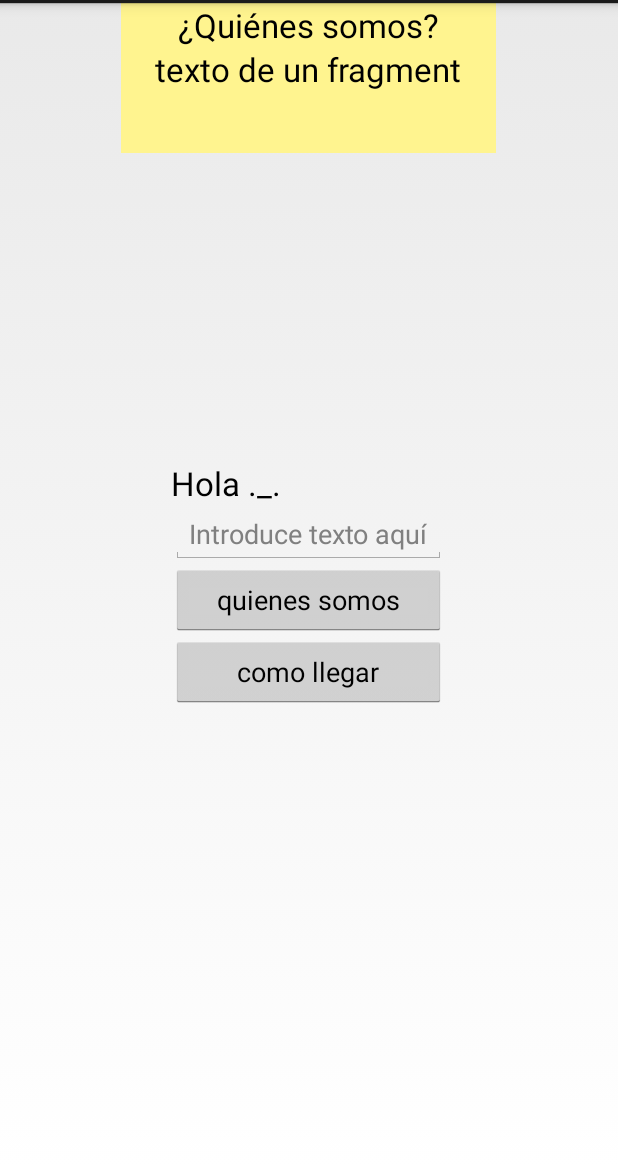
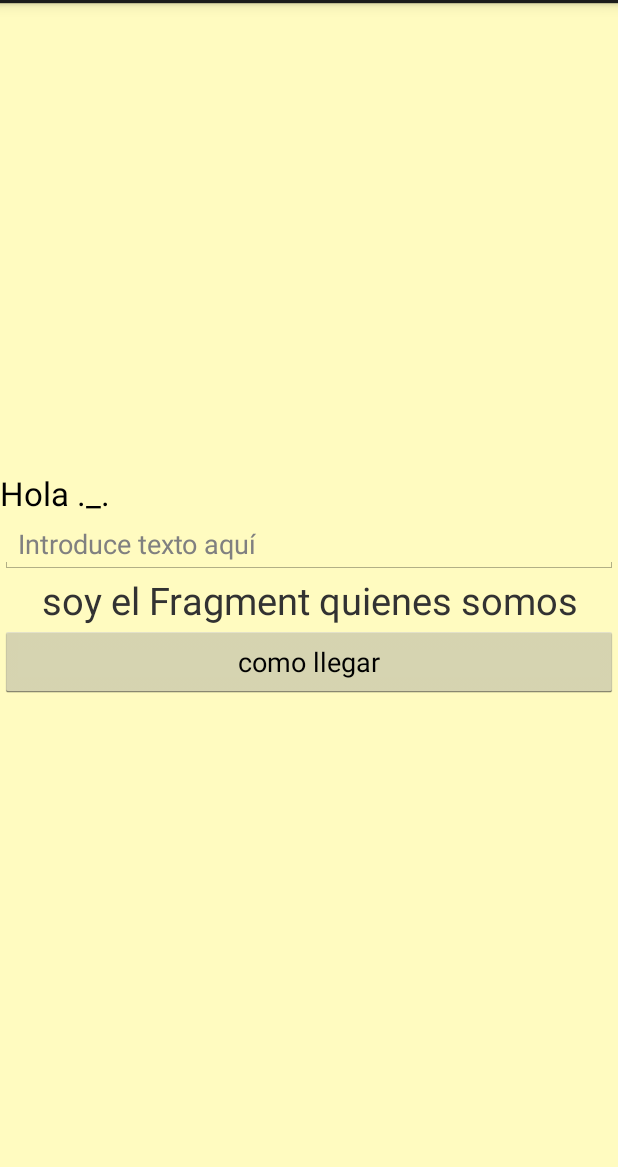
Before and after one commit to pdark007/Incufidez, an Android app: the screen it shows after launch (MyActivity), after a tap on "INCUFIDEZ", on a phone screen of 412 x 824 dp, the part 69-1236 px from its top. Run offline under Robolectric (Android 15) with nearby library versions, the phone set to English and light mode, and no system bars; 3 statements that could not run were skipped; 2 other taps on this screen came first.

Commit message:
El Fragment quienes somos es Home, esta comprendido cómo se manda llamar a los fragments desde navigation_drawer

```diff
--- a/app/src/main/java/com/pdark007/incufidez/MyActivity.java
+++ b/app/src/main/java/com/pdark007/incufidez/MyActivity.java
@@ -5,18 +5,14 @@ import android.app.Activity;
 import android.app.Fragment;
 import android.app.FragmentManager;
 import android.app.FragmentTransaction;
-import android.content.Intent;
 import android.os.Bundle;
 import android.support.v4.widget.DrawerLayout;
+import android.util.Log;
 import android.view.LayoutInflater;
 import android.view.Menu;
 import android.view.MenuItem;
 import android.view.View;
 import android.view.ViewGroup;
-import android.widget.Button;
-import android.widget.EditText;
-import android.widget.TextView;
-import android.widget.Toast;
 
 //Doble implementacion de Interfaces
 public class MyActivity extends Activity
@@ -33,22 +29,11 @@ public class MyActivity extends Activity
      * Used to store the last screen title. For use in {@link #restoreActionBar()}.
      */
     private CharSequence mTitle;
-    private TextView tvsaludo;
-    private EditText etponertexto;
-    private Button btnquienessomos;
-    private Button btncomollegar;
-    private Object objeto;
 
     @Override
     protected void onCreate(Bundle savedInstanceState) {
         super.onCreate(savedInstanceState);
         setContentView(R.layout.activity_my);
-
-        tvsaludo = (TextView) findViewById(R.id.tvSaludo);
-        etponertexto = (EditText) findViewById(R.id.etPonerTexto);
-        btnquienessomos = (Button) findViewById(R.id.btnquienessomos);
-        btncomollegar= (Button) findViewById(R.id.btncomollegar);
-
 
         mNavigationDrawerFragment = (NavigationDrawerFragment)
                 getFragmentManager().findFragmentById(R.id.navigation_drawer);
@@ -58,21 +43,6 @@ public class MyActivity extends Activity
         mNavigationDrawerFragment.setUp(
                 R.id.navigation_drawer,
                 (DrawerLayout) findViewById(R.id.drawer_layout));
-    }
-
-
-
-    public void metodobtnquienessomos (View botonpresionado){
-        onFragmentInteraction(null);
-        Toast mensajeTemporal =Toast.makeText(this,etponertexto.getText().toString().trim(),Toast.LENGTH_SHORT);
-        mensajeTemporal.show();
-    }
-
-    public void metodobtncomollegar (View botonpresionado){
-        Intent intent= new Intent(this,ComoLlegar.class);
-        this.startActivity(intent);
-        Toast mensajeTemporal =Toast.makeText(this,etponertexto.getText().toString().trim(),Toast.LENGTH_SHORT);
-        mensajeTemporal.show();
     }
 
     @Override
@@ -85,8 +55,10 @@ public class MyActivity extends Activity
     }
 
     public void onSectionAttached(int number) {
+        Fragment fragment = null;
         switch (number) {
             case 1:
+                fragment = new QuienesSomos();
                 mTitle = getString(R.string.title_section1);
                 break;
             case 2:
@@ -122,6 +94,14 @@ public class MyActivity extends Activity
             case 12:
                 mTitle = getString(R.string.title_section12);
                 break;
+        }
+        if (fragment != null) {
+            FragmentManager fragmentManager = getFragmentManager();
+            fragmentManager.beginTransaction()
+                    .replace(R.id.container, fragment).commit();
+        } else {
+            // error in creating fragment
+            Log.e("MyActivity", "Error in creating fragment");
         }
     }
 
--- a/app/src/main/java/com/pdark007/incufidez/QuienesSomos.java
+++ b/app/src/main/java/com/pdark007/incufidez/QuienesSomos.java
@@ -2,18 +2,23 @@ package com.pdark007.incufidez;
 
 import android.app.Activity;
 import android.app.Fragment;
+import android.content.Intent;
 import android.os.Bundle;
 import android.view.LayoutInflater;
 import android.view.View;
 import android.view.ViewGroup;
-import android.widget.LinearLayout;
+import android.widget.Button;
+import android.widget.EditText;
+import android.widget.Toast;
 
 public class QuienesSomos extends Fragment {
     // TODO: Rename parameter arguments, choose names that match
     // the fragment initialization parameters, e.g. ARG_ITEM_NUMBER
     public static final String TAG = "QuienesSomos";
-       private OnFragmentInteractionListener mListener;
-    private LinearLayout mlinearLayout;
+    private OnFragmentInteractionListener mListener;
+
+    private EditText etponertexto;
+    private Button btncomollegar;
 
     // TODO: Rename and change types and number of parameters
     public static QuienesSomos newInstance(Bundle args) {
@@ -35,8 +40,8 @@ public class QuienesSomos extends Fragment {
     @Override
     public View onCreateView(LayoutInflater inflater, ViewGroup container,
                              Bundle savedInstanceState) {
-        mlinearLayout= (LinearLayout) inflater.inflate(R.layout.fragment_quienes_somos, container, false);
-        return  mlinearLayout;
+        View rootView=inflater.inflate(R.layout.fragment_quienes_somos, container, false);
+        return  rootView;
 
         // Inflate the layout for this fragment
         //return inflater.inflate(R.layout.fragment_quienes_somos, container, false);
@@ -71,4 +76,22 @@ public class QuienesSomos extends Fragment {
         public void onFragmentInteraction(Object objeto);
     }
 
+    public void initControls(){
+        etponertexto = (EditText) getView().findViewById(R.id.etTexto);
+        btncomollegar= (Button) getView().findViewById(R.id.btncomollegar);
+
+        btncomollegar.setOnClickListener(new View.OnClickListener() {
+            @Override
+            public void onClick(View v) {
+                Intent intent= new Intent(getActivity(),ComoLlegar.class);
+                startActivity(intent);
+                Toast.makeText(getActivity(), etponertexto.getText().toString().trim(), Toast.LENGTH_SHORT).show();
+            }
+        });
+    }
+    @Override
+    public void onStart(){
+        super.onStart();
+        initControls();
+    }
 }
--- a/app/src/main/res/layout/activity_como_llegar.xml
+++ b/app/src/main/res/layout/activity_como_llegar.xml
@@ -5,7 +5,7 @@
     android:paddingTop="@dimen/activity_vertical_margin"
     android:paddingBottom="@dimen/activity_vertical_margin"
     tools:context="com.pdark007.incufidez.ComoLlegar"
-    android:background="#ff1e19ff">
+    android:background="#ff6fd6ff">
 
     <com.google.android.gms.maps.MapView
         android:id="@+id/mi_mapa"
--- a/app/src/main/res/layout/activity_my.xml
+++ b/app/src/main/res/layout/activity_my.xml
@@ -6,48 +6,12 @@
     android:layout_width="match_parent"
     android:layout_height="match_parent"
     tools:context=".MyActivity">
-
     <!-- As the main content view, the view below consumes the entire
          space available using match_parent in both dimensions. -->
     <FrameLayout
         android:id="@+id/container"
         android:layout_width="match_parent"
         android:layout_height="match_parent" >
-
-        <LinearLayout
-            android:orientation="vertical"
-            android:layout_width="wrap_content"
-            android:layout_height="wrap_content"
-            android:layout_gravity="center">
-
-            <TextView
-                android:layout_width="match_parent"
-                android:layout_height="wrap_content"
-                android:textAppearance="?android:attr/textAppearanceLarge"
-                android:text="@string/Saludo"
-                android:id="@+id/tvSaludo" />
-
-            <EditText
-                android:layout_width="match_parent"
-                android:layout_height="wrap_content"
-                android:id="@+id/etPonerTexto"
-                android:hint="@string/Pista" />
-
-            <Button
-                android:layout_width="match_parent"
-                android:layout_height="wrap_content"
-                android:text="@string/quienes"
-                android:id="@+id/btnquienessomos"
-                android:onClick="metodobtnquienessomos"/>
-
-            <Button
-                android:layout_width="match_parent"
-                android:layout_height="wrap_content"
-                android:text="@string/como"
-                android:id="@+id/btncomollegar"
-                android:onClick="metodobtncomollegar"/>
-
-        </LinearLayout>
     </FrameLayout>
 
     <!-- android:layout_gravity="start" tells DrawerLayout to treat
--- a/app/src/main/res/layout/fragment_my.xml
+++ b/app/src/main/res/layout/fragment_my.xml
@@ -11,6 +11,7 @@
     <TextView
         android:id="@+id/section_label"
         android:layout_width="wrap_content"
-        android:layout_height="wrap_content" />
+        android:layout_height="wrap_content"
+        android:text="texto en fragment_my"/>
 
 </RelativeLayout>
--- a/app/src/main/res/layout/fragment_quienes_somos.xml
+++ b/app/src/main/res/layout/fragment_quienes_somos.xml
@@ -1,27 +1,35 @@
 <LinearLayout xmlns:android="http://schemas.android.com/apk/res/android"
     xmlns:tools="http://schemas.android.com/tools"
-    android:layout_width="250dp"
-    android:layout_height="100dp"
+    android:layout_width="match_parent"
+    android:layout_height="match_parent"
     tools:context="com.pdark007.incufidez.QuienesSomos"
-    android:background="#fffff48f"
+    android:background="#fffffbc0"
     android:orientation="vertical"
-    android:layout_gravity="center_horizontal">
+    android:gravity="center_vertical">
+        <TextView
+            android:layout_width="match_parent"
+            android:layout_height="wrap_content"
+            android:textAppearance="?android:attr/textAppearanceLarge"
+            android:text="@string/Saludo"
+            android:id="@+id/tvSaludo" />
 
-        <!-- TODO: Update blank fragment layout-->
-    <TextView
-        android:layout_width="match_parent"
-        android:layout_height="wrap_content"
-        android:textAppearance="?android:attr/textAppearanceLarge"
-        android:text="@string/title_section1"
-        android:id="@+id/textQuinesSomos"
-        android:gravity="center"/>
+        <EditText
+            android:layout_width="match_parent"
+            android:layout_height="wrap_content"
+            android:id="@+id/etTexto"
+            android:hint="@string/Pista" />
 
-    <TextView
-        android:layout_width="wrap_content"
-        android:layout_height="wrap_content"
-        android:textAppearance="?android:attr/textAppearanceLarge"
-        android:text="@string/FragmentText"
-        android:id="@+id/FragmentText"
-        android:layout_gravity="center_horizontal|top" />
+        <TextView
+            android:layout_width="match_parent"
+            android:layout_height="wrap_content"
+            android:text="@string/quienes"
+            android:id="@+id/etquienessomos"
+            android:textSize="25dp"
+            android:gravity="center" />
 
+        <Button
+            android:layout_width="match_parent"
+            android:layout_height="wrap_content"
+            android:text="@string/como"
+            android:id="@+id/btncomollegar"/>
 </LinearLayout>
--- a/app/src/main/res/values/strings.xml
+++ b/app/src/main/res/values/strings.xml
@@ -20,7 +20,7 @@
     <string name="action_settings">Salir</string>
     <string name="Saludo">Hola ._.</string>
     <string name="Pista">Introduce texto aquí</string>
-    <string name="quienes">quienes somos</string>
+    <string name="quienes">soy el Fragment quienes somos</string>
     <string name="como">como llegar</string>
     <string name="title_activity_quienes_somos">QuienesSomos</string>
     <string name="hello_world">Hello world!</string>
```
